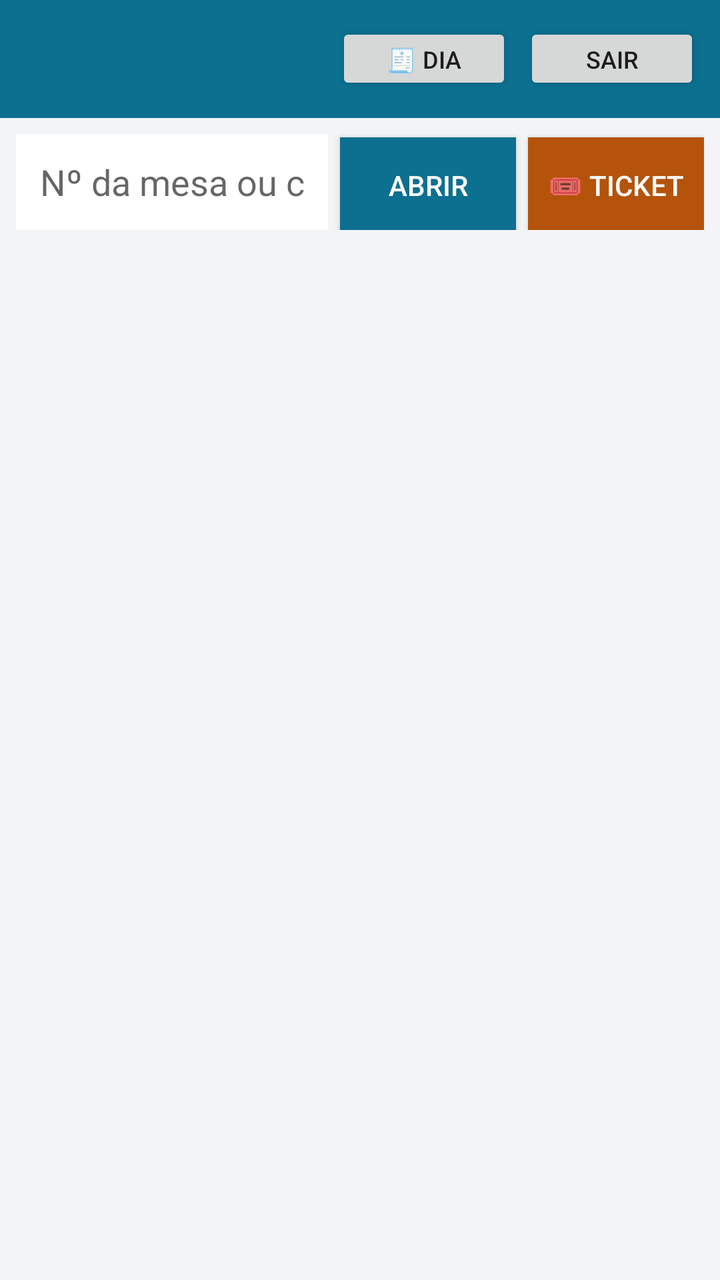
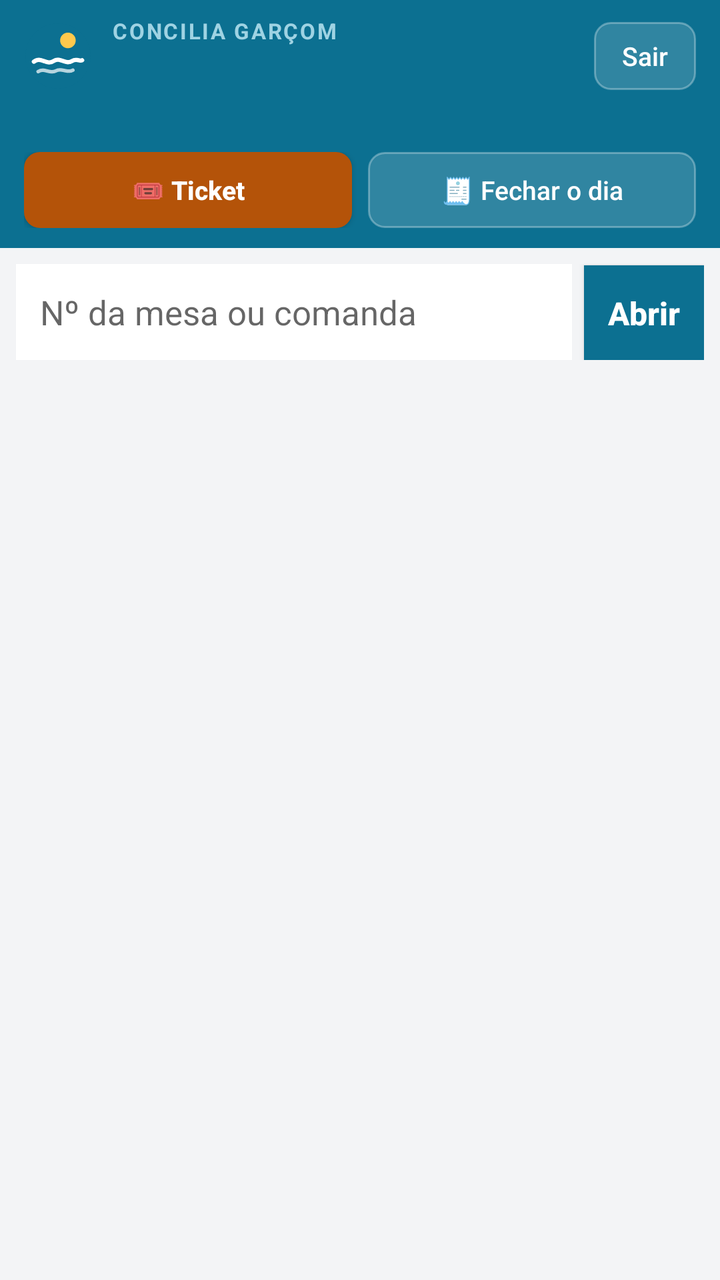

Compare the two renders of this Android layout. The source of the first and the diff that turns it into the second are given below.
<!-- AndroidManifest.xml: application theme Theme.ConciliaGarcom -->
<!-- res/layout/activity_mesas.xml -->
<?xml version="1.0" encoding="utf-8"?>
<LinearLayout xmlns:android="http://schemas.android.com/apk/res/android"
    android:layout_width="match_parent"
    android:layout_height="match_parent"
    android:orientation="vertical"
    android:background="#F3F4F6">

    
    <LinearLayout
        android:layout_width="match_parent"
        android:layout_height="wrap_content"
        android:orientation="horizontal"
        android:gravity="center_vertical"
        android:background="#0C7091"
        android:padding="10dp">

        <LinearLayout
            android:layout_width="0dp"
            android:layout_height="wrap_content"
            android:layout_weight="1"
            android:orientation="vertical">

            <TextView
                android:id="@+id/lojaNome"
                android:layout_width="wrap_content"
                android:layout_height="wrap_content"
                android:textSize="17sp"
                android:textStyle="bold"
                android:textColor="#FFFFFF" />

            <TextView
                android:id="@+id/garcomNome"
                android:layout_width="wrap_content"
                android:layout_height="wrap_content"
                android:textSize="12sp"
                android:textColor="#CFEAF2" />
        </LinearLayout>

        <Button
            android:id="@+id/entregas"
            android:layout_width="wrap_content"
            android:layout_height="36dp"
            android:layout_marginEnd="6dp"
            android:text="🛵"
            android:textSize="12sp"
            android:visibility="gone" />

        <Button
            android:id="@+id/fechamentoDia"
            android:layout_width="wrap_content"
            android:layout_height="36dp"
            android:layout_marginEnd="6dp"
            android:text="🧾 Dia"
            android:textSize="12sp" />

        <Button
            android:id="@+id/sair"
            android:layout_width="wrap_content"
            android:layout_height="36dp"
            android:text="Sair"
            android:textSize="12sp" />
    </LinearLayout>

    
    <TextView
        android:id="@+id/pendentes"
        android:layout_width="match_parent"
        android:layout_height="wrap_content"
        android:background="#FEF3C7"
        android:textColor="#92400E"
        android:textSize="13sp"
        android:padding="10dp"
        android:visibility="gone" />

    
    <LinearLayout
        android:layout_width="match_parent"
        android:layout_height="wrap_content"
        android:orientation="horizontal"
        android:padding="8dp">

        <EditText
            android:id="@+id/numero"
            android:layout_width="0dp"
            android:layout_height="48dp"
            android:layout_weight="1"
            android:hint="Nº da mesa ou comanda"
            android:inputType="number"
            android:background="#FFFFFF"
            android:paddingStart="12dp"
            android:paddingEnd="12dp" />

        <Button
            android:id="@+id/abrir"
            android:layout_width="wrap_content"
            android:layout_height="48dp"
            android:layout_marginStart="6dp"
            android:text="Abrir"
            android:textColor="#FFFFFF"
            android:background="#0C7091" />

        <Button
            android:id="@+id/venderTicket"
            android:layout_width="wrap_content"
            android:layout_height="48dp"
            android:layout_marginStart="6dp"
            android:text="🎟 Ticket"
            android:textColor="#FFFFFF"
            android:background="#B45309" />
    </LinearLayout>

    <TextView
        android:id="@+id/listaVazia"
        android:layout_width="match_parent"
        android:layout_height="wrap_content"
        android:gravity="center"
        android:padding="18dp"
        android:textSize="14sp"
        android:textColor="#6B7280"
        android:visibility="gone" />

    <GridView
        android:id="@+id/lista"
        android:layout_width="match_parent"
        android:layout_height="0dp"
        android:layout_weight="1"
        android:numColumns="3"
        android:horizontalSpacing="6dp"
        android:verticalSpacing="6dp"
        android:padding="8dp"
        android:clipToPadding="false" />
</LinearLayout>
<!-- resources referenced by this layout -->
<resources>
  <style name="Theme.ConciliaGarcom" parent="Theme.AppCompat.Light.NoActionBar" />
</resources>

<!-- the commit's change to res/layout/activity_mesas.xml (unified diff, before → after) -->
@@ -9,56 +9,155 @@
     <LinearLayout
         android:layout_width="match_parent"
         android:layout_height="wrap_content"
-        android:orientation="horizontal"
-        android:gravity="center_vertical"
+        android:orientation="vertical"
         android:background="#0C7091"
-        android:padding="10dp">
+        android:paddingStart="12dp"
+        android:paddingEnd="12dp"
+        android:paddingTop="8dp"
+        android:paddingBottom="10dp">
 
         <LinearLayout
-            android:layout_width="0dp"
+            android:layout_width="match_parent"
             android:layout_height="wrap_content"
-            android:layout_weight="1"
-            android:orientation="vertical">
-
-            <TextView
-                android:id="@+id/lojaNome"
+            android:orientation="horizontal"
+            android:gravity="center_vertical">
+
+            <ImageView
+                android:layout_width="34dp"
+                android:layout_height="34dp"
+                android:layout_marginEnd="10dp"
+                android:src="@drawable/ic_logo"
+                android:contentDescription="Concilia" />
+
+            <LinearLayout
+                android:layout_width="0dp"
+                android:layout_height="wrap_content"
+                android:layout_weight="1"
+                android:orientation="vertical">
+
+                
+                <TextView
+                    android:id="@+id/sistemaNome"
+                    android:layout_width="wrap_content"
+                    android:layout_height="wrap_content"
+                    android:text="CONCILIA GARÇOM"
+                    android:letterSpacing="0.08"
+                    android:textSize="11sp"
+                    android:textStyle="bold"
+                    android:textColor="#9FD3E3" />
+
+                <TextView
+                    android:id="@+id/lojaNome"
+                    android:layout_width="wrap_content"
+                    android:layout_height="wrap_content"
+                    android:maxLines="1"
+                    android:ellipsize="end"
+                    android:textSize="19sp"
+                    android:textStyle="bold"
+                    android:textColor="#FFFFFF" />
+            </LinearLayout>
+
+            <Button
+                android:id="@+id/sair"
                 android:layout_width="wrap_content"
-                android:layout_height="wrap_content"
-                android:textSize="17sp"
-                android:textStyle="bold"
-                android:textColor="#FFFFFF" />
+                android:layout_height="34dp"
+                android:minWidth="0dp"
+                android:minHeight="0dp"
+                android:paddingStart="14dp"
+                android:paddingEnd="14dp"
+                android:background="@drawable/btn_cabecalho"
+                android:textAllCaps="false"
+                android:textColor="#FFFFFF"
+                android:text="Sair"
+                android:textSize="13sp" />
+        </LinearLayout>
+
+        <LinearLayout
+            android:layout_width="match_parent"
+            android:layout_height="wrap_content"
+            android:layout_marginTop="2dp"
+            android:orientation="horizontal"
+            android:gravity="center_vertical">
 
             <TextView
                 android:id="@+id/garcomNome"
+                android:layout_width="0dp"
+                android:layout_height="wrap_content"
+                android:layout_weight="1"
+                android:maxLines="1"
+                android:ellipsize="end"
+                android:textSize="13sp"
+                android:textColor="#E0F2F7" />
+
+            <TextView
+                android:id="@+id/rota"
                 android:layout_width="wrap_content"
                 android:layout_height="wrap_content"
-                android:textSize="12sp"
-                android:textColor="#CFEAF2" />
+                android:layout_marginStart="8dp"
+                android:maxLines="1"
+                android:textSize="13sp"
+                android:textColor="#E0F2F7" />
+
+            <TextView
+                android:id="@+id/versao"
+                android:layout_width="wrap_content"
+                android:layout_height="wrap_content"
+                android:layout_marginStart="8dp"
+                android:maxLines="1"
+                android:textSize="11sp"
+                android:textColor="#9FD3E3" />
         </LinearLayout>
 
-        <Button
-            android:id="@+id/entregas"
-            android:layout_width="wrap_content"
-            android:layout_height="36dp"
-            android:layout_marginEnd="6dp"
-            android:text="🛵"
-            android:textSize="12sp"
-            android:visibility="gone" />
-
-        <Button
-            android:id="@+id/fechamentoDia"
-            android:layout_width="wrap_content"
-            android:layout_height="36dp"
-            android:layout_marginEnd="6dp"
-            android:text="🧾 Dia"
-            android:textSize="12sp" />
-
-        <Button
-            android:id="@+id/sair"
-            android:layout_width="wrap_content"
-            android:layout_height="36dp"
-            android:text="Sair"
-            android:textSize="12sp" />
+        <LinearLayout
+            android:layout_width="match_parent"
+            android:layout_height="wrap_content"
+            android:layout_marginTop="8dp"
+            android:orientation="horizontal">
+
+            <Button
+                android:id="@+id/entregas"
+                android:layout_width="0dp"
+                android:layout_height="38dp"
+                android:layout_weight="1"
+                android:layout_marginEnd="8dp"
+                android:minWidth="0dp"
+                android:minHeight="0dp"
+                android:background="@drawable/btn_cabecalho"
+                android:textAllCaps="false"
+                android:textColor="#FFFFFF"
+                android:text="🛵 Entregas"
+                android:textSize="13sp"
+                android:visibility="gone" />
+
+            
+            <Button
+                android:id="@+id/venderTicket"
+                android:layout_width="0dp"
+                android:layout_height="38dp"
+                android:layout_weight="1"
+                android:layout_marginEnd="8dp"
+                android:minWidth="0dp"
+                android:minHeight="0dp"
+                android:background="@drawable/btn_ticket"
+                android:textAllCaps="false"
+                android:textColor="#FFFFFF"
+                android:textStyle="bold"
+                android:text="🎟 Ticket"
+                android:textSize="13sp" />
+
+            <Button
+                android:id="@+id/fechamentoDia"
+                android:layout_width="0dp"
+                android:layout_height="38dp"
+                android:layout_weight="1"
+                android:minWidth="0dp"
+                android:minHeight="0dp"
+                android:background="@drawable/btn_cabecalho"
+                android:textAllCaps="false"
+                android:textColor="#FFFFFF"
+                android:text="🧾 Fechar o dia"
+                android:textSize="13sp" />
+        </LinearLayout>
     </LinearLayout>
 
     
@@ -85,6 +184,7 @@
             android:layout_height="48dp"
             android:layout_weight="1"
             android:hint="Nº da mesa ou comanda"
+            android:textSize="17sp"
             android:inputType="number"
             android:background="#FFFFFF"
             android:paddingStart="12dp"
@@ -96,17 +196,15 @@
             android:layout_height="48dp"
             android:layout_marginStart="6dp"
             android:text="Abrir"
+            android:textAllCaps="false"
+            android:textSize="16sp"
+            android:textStyle="bold"
+            android:minWidth="0dp"
+            android:paddingStart="12dp"
+            android:paddingEnd="12dp"
             android:textColor="#FFFFFF"
             android:background="#0C7091" />
 
-        <Button
-            android:id="@+id/venderTicket"
-            android:layout_width="wrap_content"
-            android:layout_height="48dp"
-            android:layout_marginStart="6dp"
-            android:text="🎟 Ticket"
-            android:textColor="#FFFFFF"
-            android:background="#B45309" />
     </LinearLayout>
 
     <TextView
<!-- resource entries referenced after the edit -->
@@ -1,5 +1,64 @@
 <!-- resources referenced by this layout -->
 <resources>
+  <!-- drawable btn_cabecalho (drawable) -->
+  <?xml version="1.0" encoding="utf-8"?>
+  <selector xmlns:android="http://schemas.android.com/apk/res/android">
+      <item android:state_pressed="true">
+          <shape android:shape="rectangle">
+              <solid android:color="#59FFFFFF" />
+              <corners android:radius="8dp" />
+          </shape>
+      </item>
+      <item>
+          <shape android:shape="rectangle">
+              <solid android:color="#26FFFFFF" />
+              <stroke android:width="1dp" android:color="#4DFFFFFF" />
+              <corners android:radius="8dp" />
+          </shape>
+      </item>
+  </selector>
+  <!-- drawable btn_ticket (drawable) -->
+  <?xml version="1.0" encoding="utf-8"?>
+  <selector xmlns:android="http://schemas.android.com/apk/res/android">
+      <item android:state_pressed="true">
+          <shape android:shape="rectangle">
+              <solid android:color="#92400E" />
+              <corners android:radius="8dp" />
+          </shape>
+      </item>
+      <item>
+          <shape android:shape="rectangle">
+              <solid android:color="#B45309" />
+              <corners android:radius="8dp" />
+          </shape>
+      </item>
+  </selector>
+  <!-- drawable ic_logo (drawable) -->
+  <?xml version="1.0" encoding="utf-8"?>
+  <vector xmlns:android="http://schemas.android.com/apk/res/android"
+      android:width="72dp"
+      android:height="72dp"
+      android:viewportWidth="96"
+      android:viewportHeight="96">
+      <path
+          android:pathData="M48,48m-46,0a46,46 0,1 1,92 0a46,46 0,1 1,-92 0"
+          android:fillColor="#0C7091" />
+      <path
+          android:pathData="M62,26m-11,0a11,11 0,1 1,22 0a11,11 0,1 1,-22 0"
+          android:fillColor="#FFC94D" />
+      <path
+          android:pathData="M14,56 C 24,48 32,62 42,55 C 51,49 59,61 68,55 C 74,51 79,56 82,54"
+          android:strokeColor="#FFFFFF"
+          android:strokeWidth="6"
+          android:strokeLineCap="round"
+          android:fillColor="#00000000" />
+      <path
+          android:pathData="M20,70 C 29,64 36,74 45,69 C 53,64 61,73 69,68"
+          android:strokeColor="#B3FFFFFF"
+          android:strokeWidth="5"
+          android:strokeLineCap="round"
+          android:fillColor="#00000000" />
+  </vector>
   <style name="Theme.ConciliaGarcom" parent="Theme.AppCompat.Light.NoActionBar" />
 </resources>
 
